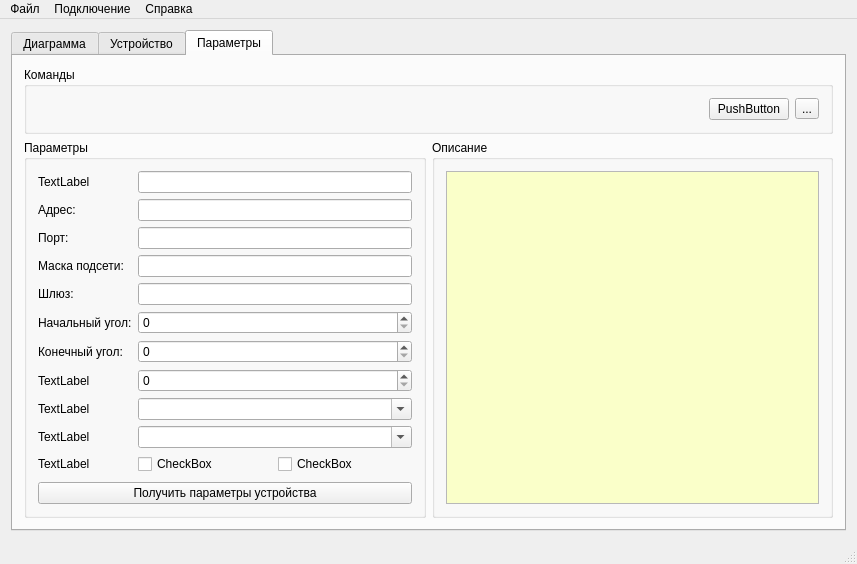
The window that Source/window.ui (Grandbrain/Sensor) describes before a commit, drawn with Qt 5.
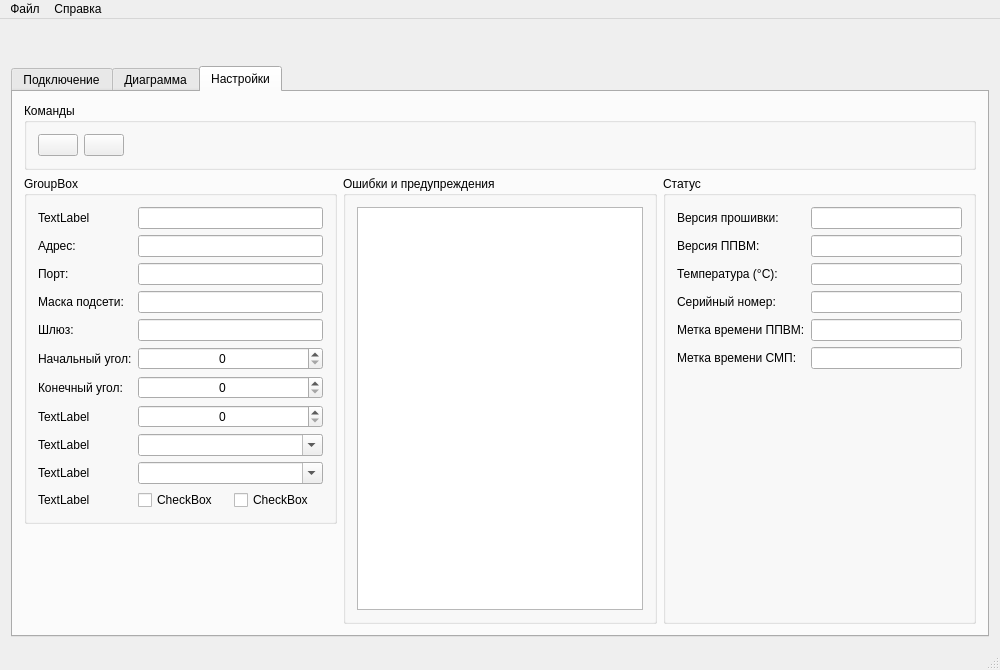
The same window after the commit. Icons and pictures are not drawn.

What changed in the file:
```diff
--- a/Source/window.ui
+++ b/Source/window.ui
@@ -6,8 +6,8 @@
    <rect>
     <x>0</x>
     <y>0</y>
-    <width>857</width>
-    <height>553</height>
+    <width>1000</width>
+    <height>670</height>
    </rect>
   </property>
   <property name="mouseTracking">
@@ -26,6 +26,39 @@
    </property>
    <layout class="QGridLayout" name="layoutMain">
     <item row="0" column="0">
+     <widget class="QWidget" name="widget_2" native="true">
+      <property name="minimumSize">
+       <size>
+        <width>0</width>
+        <height>30</height>
+       </size>
+      </property>
+      <property name="maximumSize">
+       <size>
+        <width>16777215</width>
+        <height>30</height>
+       </size>
+      </property>
+      <layout class="QGridLayout" name="gridLayout_2">
+       <property name="leftMargin">
+        <number>2</number>
+       </property>
+       <property name="topMargin">
+        <number>2</number>
+       </property>
+       <property name="rightMargin">
+        <number>2</number>
+       </property>
+       <property name="bottomMargin">
+        <number>2</number>
+       </property>
+       <item row="0" column="0">
+        <widget class="QLabel" name="label_17"/>
+       </item>
+      </layout>
+     </widget>
+    </item>
+    <item row="1" column="0">
      <widget class="QTabWidget" name="tabWidget">
       <property name="mouseTracking">
        <bool>true</bool>
@@ -33,150 +66,32 @@
       <property name="currentIndex">
        <number>2</number>
       </property>
+      <property name="tabsClosable">
+       <bool>false</bool>
+      </property>
       <property name="movable">
        <bool>true</bool>
       </property>
-      <widget class="QWidget" name="tabDiagramm">
+      <widget class="QWidget" name="tabConnection">
        <attribute name="title">
-        <string>Диаграмма</string>
+        <string>Подключение</string>
        </attribute>
        <layout class="QGridLayout" name="layoutDiagramm">
         <item row="0" column="0">
          <widget class="QGraphicsView" name="graphicsView"/>
         </item>
-        <item row="0" column="2">
-         <layout class="QVBoxLayout" name="layoutVertical">
-          <item>
-           <widget class="QPushButton" name="buttonPlay">
-            <property name="sizePolicy">
-             <sizepolicy hsizetype="Ignored" vsizetype="Fixed">
-              <horstretch>0</horstretch>
-              <verstretch>0</verstretch>
-             </sizepolicy>
-            </property>
-            <property name="icon">
-             <iconset resource="resources.qrc">
-              <normaloff>:/root/pause.ico</normaloff>:/root/pause.ico</iconset>
-            </property>
-            <property name="checkable">
-             <bool>true</bool>
-            </property>
-           </widget>
-          </item>
-          <item>
-           <widget class="QSlider" name="slider">
-            <property name="sizePolicy">
-             <sizepolicy hsizetype="Fixed" vsizetype="Expanding">
-              <horstretch>0</horstretch>
-              <verstretch>0</verstretch>
-             </sizepolicy>
-            </property>
-            <property name="maximum">
-             <number>30</number>
-            </property>
-            <property name="pageStep">
-             <number>1</number>
-            </property>
-            <property name="tracking">
-             <bool>true</bool>
-            </property>
-            <property name="orientation">
-             <enum>Qt::Vertical</enum>
-            </property>
-            <property name="tickPosition">
-             <enum>QSlider::TicksBothSides</enum>
-            </property>
-           </widget>
-          </item>
-         </layout>
-        </item>
-       </layout>
-      </widget>
-      <widget class="QWidget" name="tabState">
-       <attribute name="title">
-        <string>Устройство</string>
-       </attribute>
-       <layout class="QGridLayout" name="layoutState">
         <item row="0" column="1">
-         <widget class="QGroupBox" name="groupStatus">
-          <property name="title">
-           <string>Статус</string>
+         <spacer name="spacerTop">
+          <property name="orientation">
+           <enum>Qt::Vertical</enum>
           </property>
-          <layout class="QGridLayout" name="layoutStatus">
-           <item row="0" column="0">
-            <widget class="QTableWidget" name="tableStatus">
-             <property name="enabled">
-              <bool>true</bool>
-             </property>
-             <property name="sizePolicy">
-              <sizepolicy hsizetype="Preferred" vsizetype="Expanding">
-               <horstretch>0</horstretch>
-               <verstretch>0</verstretch>
-              </sizepolicy>
-             </property>
-             <property name="autoScroll">
-              <bool>false</bool>
-             </property>
-             <property name="editTriggers">
-              <set>QAbstractItemView::NoEditTriggers</set>
-             </property>
-             <property name="tabKeyNavigation">
-              <bool>false</bool>
-             </property>
-             <property name="showDropIndicator" stdset="0">
-              <bool>false</bool>
-             </property>
-             <property name="dragDropOverwriteMode">
-              <bool>false</bool>
-             </property>
-             <property name="selectionMode">
-              <enum>QAbstractItemView::NoSelection</enum>
-             </property>
-             <property name="showGrid">
-              <bool>true</bool>
-             </property>
-             <property name="wordWrap">
-              <bool>false</bool>
-             </property>
-             <property name="cornerButtonEnabled">
-              <bool>false</bool>
-             </property>
-             <property name="rowCount">
-              <number>8</number>
-             </property>
-             <property name="columnCount">
-              <number>2</number>
-             </property>
-             <attribute name="horizontalHeaderVisible">
-              <bool>false</bool>
-             </attribute>
-             <attribute name="horizontalHeaderStretchLastSection">
-              <bool>true</bool>
-             </attribute>
-             <attribute name="verticalHeaderVisible">
-              <bool>false</bool>
-             </attribute>
-             <row/>
-             <row/>
-             <row/>
-             <row/>
-             <row/>
-             <row/>
-             <row/>
-             <row/>
-             <column/>
-             <column/>
-            </widget>
-           </item>
-           <item row="1" column="0">
-            <widget class="QPushButton" name="buttonStatus">
-             <property name="text">
-              <string>Обновить</string>
-             </property>
-            </widget>
-           </item>
-          </layout>
-         </widget>
+          <property name="sizeHint" stdset="0">
+           <size>
+            <width>20</width>
+            <height>40</height>
+           </size>
+          </property>
+         </spacer>
         </item>
         <item row="0" column="0">
          <widget class="QGroupBox" name="groupErrors">
@@ -257,32 +172,33 @@
           </layout>
          </widget>
         </item>
-       </layout>
-      </widget>
-      <widget class="QWidget" name="tabSettings">
-       <property name="mouseTracking">
-        <bool>true</bool>
-       </property>
-       <attribute name="title">
-        <string>Параметры</string>
-       </attribute>
-       <layout class="QGridLayout" name="layoutSettings">
+        <item row="1" column="2">
+         <spacer name="spacerRight">
+          <property name="orientation">
+           <enum>Qt::Horizontal</enum>
+          </property>
+          <property name="sizeHint" stdset="0">
+           <size>
+            <width>40</width>
+            <height>20</height>
+           </size>
+          </property>
+         </spacer>
+        </item>
         <item row="1" column="1">
-         <widget class="QGroupBox" name="groupDesc">
-          <property name="sizePolicy">
-           <sizepolicy hsizetype="Expanding" vsizetype="Preferred">
-            <horstretch>0</horstretch>
-            <verstretch>0</verstretch>
-           </sizepolicy>
-          </property>
-          <property name="title">
-           <string>Описание</string>
-          </property>
-          <layout class="QGridLayout" name="layoutDesc">
-           <item row="0" column="0">
+         <widget class="QGroupBox" name="groupConnection">
+          <layout class="QGridLayout" name="layoutConnection">
+           <item row="1" column="0" colspan="2">
+            <widget class="Line" name="lineConnectionEdits">
+             <property name="orientation">
+              <enum>Qt::Horizontal</enum>
+             </property>
+            </widget>
+           </item>
+           <item row="0" column="1">
             <widget class="QTextEdit" name="textEdit">
              <property name="sizePolicy">
-              <sizepolicy hsizetype="Preferred" vsizetype="Expanding">
+              <sizepolicy hsizetype="Expanding" vsizetype="Ignored">
                <horstretch>0</horstretch>
                <verstretch>0</verstretch>
               </sizepolicy>
@@ -294,8 +210,8 @@
                  <brush brushstyle="SolidPattern">
                   <color alpha="255">
                    <red>250</red>
-                   <green>255</green>
-                   <blue>201</blue>
+                   <green>250</green>
+                   <blue>250</blue>
                   </color>
                  </brush>
                 </colorrole>
@@ -305,8 +221,8 @@
                  <brush brushstyle="SolidPattern">
                   <color alpha="255">
                    <red>250</red>
-                   <green>255</green>
-                   <blue>201</blue>
+                   <green>250</green>
+                   <blue>250</blue>
                   </color>
                  </brush>
                 </colorrole>
@@ -333,9 +249,21 @@
              <property name="acceptDrops">
               <bool>false</bool>
              </property>
+             <property name="frameShape">
+              <enum>QFrame::NoFrame</enum>
+             </property>
              <property name="undoRedoEnabled">
               <bool>false</bool>
              </property>
+             <property name="html">
+              <string>&lt;!DOCTYPE HTML PUBLIC &quot;-//W3C//DTD HTML 4.0//EN&quot; &quot;http://www.w3.org/TR/REC-html40/strict.dtd&quot;&gt;
+&lt;html&gt;&lt;head&gt;&lt;meta name=&quot;qrichtext&quot; content=&quot;1&quot; /&gt;&lt;style type=&quot;text/css&quot;&gt;
+p, li { white-space: pre-wrap; }
+&lt;/style&gt;&lt;/head&gt;&lt;body style=&quot; font-family:'MS Shell Dlg 2'; font-size:8.25pt; font-weight:400; font-style:normal;&quot;&gt;
+&lt;p style=&quot;-qt-paragraph-type:empty; margin-top:0px; margin-bottom:0px; margin-left:0px; margin-right:0px; -qt-block-indent:0; text-indent:0px; font-size:8pt;&quot;&gt;&lt;br /&gt;&lt;/p&gt;
+&lt;p align=&quot;center&quot; style=&quot;-qt-paragraph-type:empty; margin-top:0px; margin-bottom:0px; margin-left:0px; margin-right:0px; -qt-block-indent:0; text-indent:0px; font-size:16pt; font-weight:600;&quot;&gt;&lt;br /&gt;&lt;/p&gt;
+&lt;p align=&quot;center&quot; style=&quot; margin-top:8px; margin-bottom:0px; margin-left:0px; margin-right:0px; -qt-block-indent:0; text-indent:0px;&quot;&gt;&lt;span style=&quot; font-size:20pt; font-weight:600;&quot;&gt;SensorPRO 1.1.0&lt;/span&gt;&lt;/p&gt;&lt;/body&gt;&lt;/html&gt;</string>
+             </property>
              <property name="acceptRichText">
               <bool>false</bool>
              </property>
@@ -344,20 +272,291 @@
              </property>
             </widget>
            </item>
+           <item row="0" column="0">
+            <widget class="QLabel" name="labelIcon">
+             <property name="sizePolicy">
+              <sizepolicy hsizetype="Fixed" vsizetype="Fixed">
+               <horstretch>0</horstretch>
+               <verstretch>0</verstretch>
+              </sizepolicy>
+             </property>
+             <property name="text">
+              <string/>
+             </property>
+             <property name="pixmap">
+              <pixmap resource="resources.qrc">:/root/icon.ico</pixmap>
+             </property>
+             <property name="textInteractionFlags">
+              <set>Qt::NoTextInteraction</set>
+             </property>
+            </widget>
+           </item>
+           <item row="3" column="0" colspan="2">
+            <widget class="QProgressBar" name="progressBar">
+             <property name="maximum">
+              <number>0</number>
+             </property>
+             <property name="value">
+              <number>-1</number>
+             </property>
+             <property name="textVisible">
+              <bool>false</bool>
+             </property>
+            </widget>
+           </item>
+           <item row="5" column="0" colspan="2">
+            <layout class="QHBoxLayout" name="layoutConnectionButtons">
+             <item>
+              <widget class="QPushButton" name="buttonConnect">
+               <property name="text">
+                <string>Подключить</string>
+               </property>
+              </widget>
+             </item>
+             <item>
+              <widget class="QPushButton" name="buttonDisconnect">
+               <property name="text">
+                <string>Отключить</string>
+               </property>
+              </widget>
+             </item>
+            </layout>
+           </item>
+           <item row="4" column="0" colspan="2">
+            <widget class="Line" name="lineConnectionButtons">
+             <property name="orientation">
+              <enum>Qt::Horizontal</enum>
+             </property>
+            </widget>
+           </item>
+           <item row="2" column="0" colspan="2">
+            <layout class="QFormLayout" name="layoutConnectionEdits">
+             <item row="0" column="0">
+              <widget class="QLabel" name="labelConnectionAddress">
+               <property name="text">
+                <string>Адрес:</string>
+               </property>
+              </widget>
+             </item>
+             <item row="0" column="1">
+              <widget class="QLineEdit" name="editConnectionAddress">
+               <property name="alignment">
+                <set>Qt::AlignCenter</set>
+               </property>
+               <property name="clearButtonEnabled">
+                <bool>true</bool>
+               </property>
+              </widget>
+             </item>
+             <item row="1" column="0">
+              <widget class="QLabel" name="labelConnectionPort">
+               <property name="text">
+                <string>Порт:</string>
+               </property>
+              </widget>
+             </item>
+             <item row="1" column="1">
+              <widget class="QLineEdit" name="editConnectionPort">
+               <property name="alignment">
+                <set>Qt::AlignCenter</set>
+               </property>
+               <property name="clearButtonEnabled">
+                <bool>true</bool>
+               </property>
+              </widget>
+             </item>
+            </layout>
+           </item>
+          </layout>
+         </widget>
+        </item>
+       </layout>
+      </widget>
+      <widget class="QWidget" name="tabDiagramm">
+       <attribute name="title">
+        <string>Диаграмма</string>
+       </attribute>
+       <layout class="QGridLayout" name="layoutDiagramm">
+        <item row="0" column="0">
+         <widget class="QGraphicsView" name="graphicsView"/>
+        </item>
+        <item row="0" column="2">
+         <layout class="QVBoxLayout" name="layoutSlider">
+          <item>
+           <widget class="QSlider" name="slider">
+            <property name="sizePolicy">
+             <sizepolicy hsizetype="Fixed" vsizetype="Expanding">
+              <horstretch>0</horstretch>
+              <verstretch>0</verstretch>
+             </sizepolicy>
+            </property>
+            <property name="maximum">
+             <number>30</number>
+            </property>
+            <property name="pageStep">
+             <number>1</number>
+            </property>
+            <property name="tracking">
+             <bool>true</bool>
+            </property>
+            <property name="orientation">
+             <enum>Qt::Vertical</enum>
+            </property>
+            <property name="tickPosition">
+             <enum>QSlider::TicksBothSides</enum>
+            </property>
+           </widget>
+          </item>
+         </layout>
+        </item>
+       </layout>
+      </widget>
+      <widget class="QWidget" name="tabSettings">
+       <property name="mouseTracking">
+        <bool>true</bool>
+       </property>
+       <attribute name="title">
+        <string>Настройки</string>
+       </attribute>
+       <layout class="QGridLayout" name="layoutSettings">
+        <item row="0" column="0" colspan="3">
+         <widget class="QGroupBox" name="groupCommands">
+          <property name="title">
+           <string>Команды</string>
+          </property>
+          <layout class="QHBoxLayout" name="layoutGroupCommands">
+           <item>
+            <widget class="QPushButton" name="buttonCommandReset"/>
+           </item>
+           <item>
+            <widget class="QPushButton" name="buttonCommandStatus"/>
+           </item>
+           <item>
+            <spacer name="spacerCommands">
+             <property name="orientation">
+              <enum>Qt::Horizontal</enum>
+             </property>
+             <property name="sizeHint" stdset="0">
+              <size>
+               <width>40</width>
+               <height>20</height>
+              </size>
+             </property>
+            </spacer>
+           </item>
+          </layout>
+         </widget>
+        </item>
+        <item row="1" column="2">
+         <widget class="QGroupBox" name="groupStatus">
+          <property name="title">
+           <string>Статус</string>
+          </property>
+          <layout class="QVBoxLayout" name="layoutGroup">
+           <item>
+            <layout class="QFormLayout" name="formLayout_2">
+             <property name="fieldGrowthPolicy">
+              <enum>QFormLayout::AllNonFixedFieldsGrow</enum>
+             </property>
+             <item row="0" column="0">
+              <widget class="QLabel" name="label_13">
+               <property name="text">
+                <string>Версия прошивки:</string>
+               </property>
+              </widget>
+             </item>
+             <item row="0" column="1">
+              <widget class="QLineEdit" name="lineEdit_8"/>
+             </item>
+             <item row="1" column="0">
+              <widget class="QLabel" name="label_14">
+               <property name="text">
+                <string>Версия ППВМ:</string>
+               </property>
+              </widget>
+             </item>
+             <item row="1" column="1">
+              <widget class="QLineEdit" name="lineEdit_9"/>
+             </item>
+             <item row="2" column="0">
+              <widget class="QLabel" name="label_15">
+               <property name="text">
+                <string>Температура (°C):</string>
+               </property>
+              </widget>
+             </item>
+             <item row="2" column="1">
+              <widget class="QLineEdit" name="lineEdit_11"/>
+             </item>
+             <item row="3" column="0">
+              <widget class="QLabel" name="label_18">
+               <property name="text">
+                <string>Серийный номер:</string>
+               </property>
+              </widget>
+             </item>
+             <item row="3" column="1">
+              <widget class="QLineEdit" name="lineEdit_12"/>
+             </item>
+             <item row="4" column="0">
+              <widget class="QLabel" name="label_19">
+               <property name="text">
+                <string>Метка времени ППВМ:</string>
+               </property>
+              </widget>
+             </item>
+             <item row="4" column="1">
+              <widget class="QLineEdit" name="lineEdit_6"/>
+             </item>
+             <item row="5" column="0">
+              <widget class="QLabel" name="label">
+               <property name="text">
+                <string>Метка времени СМП:</string>
+               </property>
+              </widget>
+             </item>
+             <item row="5" column="1">
+              <widget class="QLineEdit" name="lineEdit_7"/>
+             </item>
+            </layout>
+           </item>
           </layout>
          </widget>
         </item>
         <item row="1" column="0">
-         <widget class="QGroupBox" name="groupParams">
-          <property name="mouseTracking">
-           <bool>true</bool>
-          </property>
-          <property name="title">
-           <string>Параметры</string>
-          </property>
-          <layout class="QVBoxLayout" name="layoutParams">
-           <item>
-            <layout class="QFormLayout" name="layoutEdits">
+         <layout class="QVBoxLayout" name="verticalLayout">
+          <item>
+           <widget class="QGroupBox" name="groupBox">
+            <property name="title">
+             <string>GroupBox</string>
+            </property>
+            <layout class="QFormLayout" name="formLayout_3">
+             <property name="fieldGrowthPolicy">
+              <enum>QFormLayout::AllNonFixedFieldsGrow</enum>
+             </property>
+             <item row="0" column="0">
+              <widget class="QLabel" name="label_10">
+               <property name="text">
+                <string>TextLabel</string>
+               </property>
+              </widget>
+             </item>
+             <item row="0" column="1">
+              <widget class="QLineEdit" name="lineEdit_5">
+               <property name="sizePolicy">
+                <sizepolicy hsizetype="Preferred" vsizetype="Fixed">
+                 <horstretch>0</horstretch>
+                 <verstretch>0</verstretch>
+                </sizepolicy>
+               </property>
+               <property name="alignment">
+                <set>Qt::AlignCenter</set>
+               </property>
+               <property name="clearButtonEnabled">
+                <bool>true</bool>
+               </property>
+              </widget>
+             </item>
              <item row="1" column="0">
               <widget class="QLabel" name="labelAddress">
                <property name="text">
@@ -366,7 +565,14 @@
               </widget>
              </item>
              <item row="1" column="1">
-              <widget class="QLineEdit" name="lineEdit"/>
+              <widget class="QLineEdit" name="lineEdit">
+               <property name="alignment">
+                <set>Qt::AlignCenter</set>
+               </property>
+               <property name="clearButtonEnabled">
+                <bool>true</bool>
+               </property>
+              </widget>
              </item>
              <item row="2" column="0">
               <widget class="QLabel" name="label_2">
@@ -376,7 +582,14 @@
               </widget>
              </item>
              <item row="2" column="1">
-              <widget class="QLineEdit" name="lineEdit_2"/>
+              <widget class="QLineEdit" name="lineEdit_2">
+               <property name="alignment">
+                <set>Qt::AlignCenter</set>
+               </property>
+               <property name="clearButtonEnabled">
+                <bool>true</bool>
+               </property>
+              </widget>
              </item>
              <item row="3" column="0">
               <widget class="QLabel" name="label_3">
@@ -386,7 +599,14 @@
               </widget>
              </item>
              <item row="3" column="1">
-              <widget class="QLineEdit" name="lineEdit_3"/>
+              <widget class="QLineEdit" name="lineEdit_3">
+               <property name="alignment">
+                <set>Qt::AlignCenter</set>
+               </property>
+               <property name="clearButtonEnabled">
+                <bool>true</bool>
+               </property>
+              </widget>
              </item>
              <item row="4" column="0">
               <widget class="QLabel" name="label_4">
@@ -396,7 +616,14 @@
               </widget>
              </item>
              <item row="4" column="1">
-              <widget class="QLineEdit" name="lineEdit_4"/>
+              <widget class="QLineEdit" name="lineEdit_4">
+               <property name="alignment">
+                <set>Qt::AlignCenter</set>
+               </property>
+               <property name="clearButtonEnabled">
+                <bool>true</bool>
+               </property>
+              </widget>
              </item>
              <item row="5" column="0">
               <widget class="QLabel" name="label_5">
@@ -406,7 +633,11 @@
               </widget>
              </item>
              <item row="5" column="1">
-              <widget class="QSpinBox" name="spinBox"/>
+              <widget class="QSpinBox" name="spinBox">
+               <property name="alignment">
+                <set>Qt::AlignCenter</set>
+               </property>
+              </widget>
              </item>
              <item row="6" column="0">
               <widget class="QLabel" name="label_6">
@@ -416,7 +647,11 @@
               </widget>
              </item>
              <item row="6" column="1">
-              <widget class="QSpinBox" name="spinBox_2"/>
+              <widget class="QSpinBox" name="spinBox_2">
+               <property name="alignment">
+                <set>Qt::AlignCenter</set>
+               </property>
+              </widget>
              </item>
              <item row="7" column="0">
               <widget class="QLabel" name="label_7">
@@ -426,7 +661,11 @@
               </widget>
              </item>
              <item row="7" column="1">
-              <widget class="QSpinBox" name="spinBox_3"/>
+              <widget class="QSpinBox" name="spinBox_3">
+               <property name="alignment">
+                <set>Qt::AlignCenter</set>
+               </property>
+              </widget>
              </item>
              <item row="8" column="0">
               <widget class="QLabel" name="label_8">
@@ -456,16 +695,6 @@
                </property>
               </widget>
              </item>
-             <item row="0" column="0">
-              <widget class="QLabel" name="label_10">
-               <property name="text">
-                <string>TextLabel</string>
-               </property>
-              </widget>
-             </item>
-             <item row="0" column="1">
-              <widget class="QLineEdit" name="lineEdit_5"/>
-             </item>
              <item row="10" column="0">
               <widget class="QLabel" name="label_11">
                <property name="text">
@@ -492,66 +721,37 @@
               </layout>
              </item>
             </layout>
-           </item>
-           <item>
-            <spacer name="verticalSpacer">
-             <property name="orientation">
-              <enum>Qt::Vertical</enum>
-             </property>
-             <property name="sizeHint" stdset="0">
-              <size>
-               <width>20</width>
-               <height>40</height>
-              </size>
-             </property>
-            </spacer>
-           </item>
-           <item>
-            <layout class="QVBoxLayout" name="verticalLayout">
-             <item>
-              <widget class="QPushButton" name="pushButton">
-               <property name="text">
-                <string>Получить параметры устройства</string>
-               </property>
-              </widget>
-             </item>
-            </layout>
-           </item>
-          </layout>
-         </widget>
+           </widget>
+          </item>
+          <item>
+           <spacer name="verticalSpacer">
+            <property name="orientation">
+             <enum>Qt::Vertical</enum>
+            </property>
+            <property name="sizeHint" stdset="0">
+             <size>
+              <width>20</width>
+              <height>40</height>
+             </size>
+            </property>
+           </spacer>
+          </item>
+         </layout>
         </item>
-        <item row="0" column="0" colspan="2">
-         <widget class="QGroupBox" name="groupCommands">
+        <item row="1" column="1">
+         <widget class="QGroupBox" name="groupDesc">
+          <property name="sizePolicy">
+           <sizepolicy hsizetype="Expanding" vsizetype="Preferred">
+            <horstretch>0</horstretch>
+            <verstretch>0</verstretch>
+           </sizepolicy>
+          </property>
           <property name="title">
-           <string>Команды</string>
+           <string>Ошибки и предупреждения</string>
           </property>
-          <layout class="QHBoxLayout" name="horizontalLayout">
-           <item>
-            <spacer name="horizontalSpacer">
-             <property name="orientation">
-              <enum>Qt::Horizontal</enum>
-             </property>
-             <property name="sizeHint" stdset="0">
-              <size>
-               <width>40</width>
-               <height>20</height>
-              </size>
-             </property>
-            </spacer>
-           </item>
-           <item>
-            <widget class="QPushButton" name="pushButton_2">
-             <property name="text">
-              <string>PushButton</string>
-             </property>
-            </widget>
-           </item>
-           <item>
-            <widget class="QToolButton" name="toolButton">
-             <property name="text">
-              <string>...</string>
-             </property>
-            </widget>
+          <layout class="QGridLayout" name="layoutGroupDesc">
+           <item row="0" column="0">
+            <widget class="QListWidget" name="listErrors"/>
            </item>
           </layout>
          </widget>
@@ -567,7 +767,7 @@
     <rect>
      <x>0</x>
      <y>0</y>
-     <width>857</width>
+     <width>1000</width>
      <height>21</height>
     </rect>
    </property>
@@ -583,15 +783,7 @@
     </property>
     <addaction name="actionAbout"/>
    </widget>
-   <widget class="QMenu" name="menuConnect">
-    <property name="title">
-     <string>Подключение</string>
-    </property>
-    <addaction name="actionConnect"/>
-    <addaction name="actionDisconnect"/>
-   </widget>
    <addaction name="menuFile"/>
-   <addaction name="menuConnect"/>
    <addaction name="menuHelp"/>
   </widget>
   <widget class="QStatusBar" name="statusBar"/>
```
Left out of the diff: 129 changed lines with no effect on the pictures.
